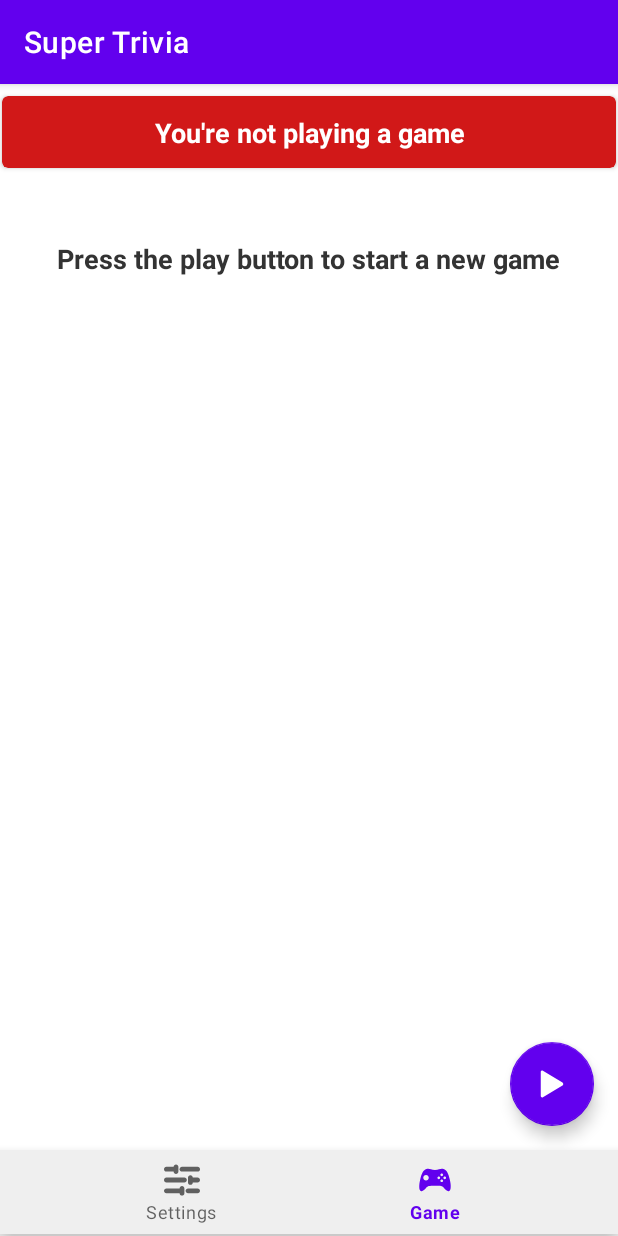
After one commit to Yuziem14/super-trivia, an Android app: the GameFragment screen opened through its navigation route, on a phone screen of 412 x 824 dp. The commit adds this screen. Run offline under Robolectric (Android 15) with nearby library versions, the phone set to English and light mode, and no system bars; our stand-ins replace navigation-ui.

Commit message:
implement start new game feature

```diff
--- a/app/build.gradle
+++ b/app/build.gradle
@@ -49,4 +49,5 @@ dependencies {
     implementation 'com.google.code.gson:gson:2.8.6'
     implementation 'com.squareup.retrofit2:retrofit:2.9.0'
     implementation 'com.squareup.retrofit2:converter-gson:2.9.0'
+    implementation "androidx.cardview:cardview:1.0.0"
 }
--- /dev/null
+++ b/app/src/main/java/com/yuziem14/supertrivia/fragments/game/GameFragment.kt
@@ -0,0 +1,95 @@
+package com.yuziem14.supertrivia.fragments.game
+
+import android.content.Context
+import android.os.Bundle
+import androidx.fragment.app.Fragment
+import android.view.LayoutInflater
+import android.view.View
+import android.view.ViewGroup
+import com.yuziem14.supertrivia.R
+import com.yuziem14.supertrivia.dao.GameDAO
+import com.yuziem14.supertrivia.models.Category
+import kotlinx.android.synthetic.main.fragment_game.view.*
+
+class GameFragment : Fragment() {
+    private lateinit var inflatedView: View
+
+    override fun onCreate(savedInstanceState: Bundle?) {
+        super.onCreate(savedInstanceState)
+    }
+
+    override fun onCreateView(
+        inflater: LayoutInflater, container: ViewGroup?,
+        savedInstanceState: Bundle?
+    ): View? {
+        this.inflatedView = inflater.inflate(R.layout.fragment_game, container, false)
+        this.setup()
+        return this.inflatedView
+    }
+
+    fun setup() {
+        toggleElements(isGameRunning())
+        inflatedView.playButton.setOnClickListener { startGame() }
+    }
+
+    fun toggleElements(isRunning: Boolean) {
+        this.inflatedView.apply {
+            alertView.visibility = if(isRunning) View.GONE else View.VISIBLE
+            infoText.text = if(isRunning) "" else getString(R.string.start_game_instructions)
+            playButton.visibility = if(isRunning) View.GONE else View.VISIBLE
+            alertView.visibility = if(isRunning) View.GONE else View.VISIBLE
+            answersList.visibility = if(isRunning) View.VISIBLE else View.GONE
+        }
+    }
+
+    fun isGameRunning(): Boolean {
+        return context
+            ?.getSharedPreferences("game", Context.MODE_PRIVATE)
+            ?.getBoolean("is_running", false) == true
+    }
+
+    fun getAuthToken(): String {
+        return context
+            ?.getSharedPreferences("auth", Context.MODE_PRIVATE)
+            ?.getString("token", "")
+            .toString()
+    }
+
+    fun getSettings(): HashMap<String, String?> {
+        val hash = HashMap<String, String?>()
+        context
+            ?.getSharedPreferences("settings", Context.MODE_PRIVATE)
+            ?.apply {
+                hash.put("category", getLong("category_id", Category.RANDOM_CATEGORY_ID).toString())
+                hash.put("difficulty", getString("difficulty", null))
+            }
+
+        return hash
+    }
+
+    fun startGame() {
+        val token = getAuthToken()
+        val settings = getSettings()
+
+        GameDAO().fetch(
+            token, settings.get("difficulty"), settings.get("category")?.toLong(),
+            {
+                response ->
+                context
+                    ?.getSharedPreferences("game", Context.MODE_PRIVATE)
+                    ?.edit()
+                    ?.apply {
+                        putBoolean("is_running", true)
+                        putString("started_at", response.data.game.started_at)
+                        putLong("score", response.data.game.score)
+                        apply()
+                    }
+
+                toggleElements(true)
+            },
+            {
+                error ->
+            }
+        )
+    }
+}
--- /dev/null
+++ b/app/src/main/res/drawable/ic_gamepad.xml
@@ -0,0 +1,4 @@
+<vector android:height="192dp" android:viewportHeight="512"
+    android:viewportWidth="512" android:width="192dp" xmlns:android="http://schemas.android.com/apk/res/android">
+    <path android:fillColor="#FF000000" android:pathData="M377.8,100.1C332.9,86.8 318.8,112 256,112s-76.9,-25.3 -121.8,-11.9c-44.9,13.3 -67.3,60.4 -88.5,148.8c-21.2,88.5 -17.3,152.4 7.7,164.3c25,11.9 53.2,-15.4 80.1,-49.1C155.3,337.7 166.2,336 256,336c89.7,0 99,0.7 122.5,28.1c26.9,33.7 55.1,61 80.1,49.1c25,-11.9 28.9,-75.8 7.7,-164.3C445.1,160.5 422.6,113.5 377.8,100.1zM128.2,263.7c-21.7,0 -39.3,-17.7 -39.3,-39.6c0,-21.8 17.6,-39.6 39.3,-39.6c21.7,0 39.3,17.8 39.3,39.6S149.9,263.7 128.2,263.7zM309.7,243.6c-10.6,0 -19.3,-8.7 -19.3,-19.4c0,-10.7 8.7,-19.4 19.3,-19.4c10.7,0 19.4,8.7 19.4,19.4C329,234.9 320.4,243.6 309.7,243.6zM351.9,286c-10.6,0 -19.3,-8.7 -19.3,-19.4c0,-10.8 8.7,-19.4 19.3,-19.4c10.7,0 19.4,8.7 19.4,19.4C371.3,277.4 362.6,286 351.9,286zM351.9,201.1c-10.6,0 -19.3,-8.7 -19.3,-19.4c0,-10.7 8.7,-19.4 19.3,-19.4c10.7,0 19.4,8.7 19.4,19.4C371.3,192.4 362.6,201.1 351.9,201.1zM394.2,243.6c-10.7,0 -19.3,-8.7 -19.3,-19.4c0,-10.7 8.7,-19.4 19.3,-19.4c10.6,0 19.3,8.7 19.3,19.4C413.5,234.9 404.9,243.6 394.2,243.6z"/>
+</vector>
--- /dev/null
+++ b/app/src/main/res/drawable/ic_play.xml
@@ -0,0 +1,4 @@
+<vector android:height="192dp" android:viewportHeight="512"
+    android:viewportWidth="512" android:width="192dp" xmlns:android="http://schemas.android.com/apk/res/android">
+    <path android:fillColor="#FF000000" android:pathData="M405.2,232.9L126.8,67.2c-3.4,-2 -6.9,-3.2 -10.9,-3.2c-10.9,0 -19.8,9 -19.8,20H96v344h0.1c0,11 8.9,20 19.8,20c4.1,0 7.5,-1.4 11.2,-3.4l278.1,-165.5c6.6,-5.5 10.8,-13.8 10.8,-23.1C416,246.7 411.8,238.5 405.2,232.9z"/>
+</vector>
--- /dev/null
+++ b/app/src/main/res/layout/fragment_game.xml
@@ -0,0 +1,87 @@
+<?xml version="1.0" encoding="utf-8"?>
+<androidx.constraintlayout.widget.ConstraintLayout xmlns:android="http://schemas.android.com/apk/res/android"
+    xmlns:app="http://schemas.android.com/apk/res-auto"
+    xmlns:tools="http://schemas.android.com/tools"
+    android:layout_width="match_parent"
+    android:layout_height="match_parent"
+    tools:context=".fragments.game.GameFragment" >
+
+    <androidx.cardview.widget.CardView
+        android:id="@+id/alertView"
+        android:layout_width="409dp"
+        android:layout_height="48dp"
+        android:layout_marginTop="8dp"
+        android:visibility="gone"
+        app:cardBackgroundColor="#D11818"
+        app:cardCornerRadius="4dp"
+        app:layout_constraintEnd_toEndOf="parent"
+        app:layout_constraintStart_toStartOf="parent"
+        app:layout_constraintTop_toTopOf="parent"
+        tools:visibility="visible">
+
+        <androidx.constraintlayout.widget.ConstraintLayout
+            android:layout_width="match_parent"
+            android:layout_height="match_parent">
+
+            <TextView
+                android:id="@+id/textView11"
+                android:layout_width="0dp"
+                android:layout_height="wrap_content"
+                android:gravity="center"
+                android:text="@string/not_playing_game"
+                android:textColor="#fff"
+                android:textSize="18sp"
+                android:textStyle="bold"
+                app:layout_constraintBottom_toBottomOf="parent"
+                app:layout_constraintEnd_toEndOf="parent"
+                app:layout_constraintStart_toStartOf="parent"
+                app:layout_constraintTop_toTopOf="parent" />
+        </androidx.constraintlayout.widget.ConstraintLayout>
+    </androidx.cardview.widget.CardView>
+
+    <com.google.android.material.floatingactionbutton.FloatingActionButton
+        android:id="@+id/playButton"
+        android:layout_width="wrap_content"
+        android:layout_height="wrap_content"
+        android:layout_marginEnd="16dp"
+        android:layout_marginRight="16dp"
+        android:layout_marginBottom="16dp"
+        android:clickable="true"
+        android:src="@drawable/ic_play"
+        app:tint="@color/white"
+        app:backgroundTint="@color/purple_500"
+        app:layout_constraintBottom_toBottomOf="parent"
+        app:layout_constraintEnd_toEndOf="parent" />
+
+    <TextView
+        android:id="@+id/infoText"
+        android:layout_width="wrap_content"
+        android:layout_height="wrap_content"
+        android:layout_marginStart="16dp"
+        android:layout_marginLeft="16dp"
+        android:layout_marginTop="48dp"
+        android:layout_marginEnd="16dp"
+        android:layout_marginRight="16dp"
+        android:textColor="#333"
+        android:textSize="18sp"
+        android:textStyle="bold"
+        app:layout_constraintEnd_toEndOf="parent"
+        app:layout_constraintStart_toStartOf="parent"
+        app:layout_constraintTop_toBottomOf="@+id/alertView"
+        tools:text="@string/start_game_instructions"
+        tools:visibility="visible" />
+
+    <androidx.recyclerview.widget.RecyclerView
+        android:id="@+id/answersList"
+        android:layout_width="0dp"
+        android:layout_height="wrap_content"
+        android:layout_marginStart="16dp"
+        android:layout_marginLeft="16dp"
+        android:layout_marginTop="24dp"
+        android:layout_marginEnd="16dp"
+        android:layout_marginRight="16dp"
+        app:layout_constraintEnd_toEndOf="parent"
+        app:layout_constraintStart_toStartOf="parent"
+        app:layout_constraintTop_toBottomOf="@+id/infoText" />
+
+</androidx.constraintlayout.widget.ConstraintLayout>
--- a/app/src/main/res/menu/menu_bottom.xml
+++ b/app/src/main/res/menu/menu_bottom.xml
@@ -4,4 +4,8 @@
         android:id="@+id/settingsFragment"
         android:icon="@drawable/ic_settings"
         android:title="@string/settings" />
+    <item
+        android:id="@+id/gameFragment"
+        android:icon="@drawable/ic_gamepad"
+        android:title="@string/game" />
 </menu>
--- a/app/src/main/res/navigation/nav_graph.xml
+++ b/app/src/main/res/navigation/nav_graph.xml
@@ -9,5 +9,14 @@
         android:id="@+id/settingsFragment"
         android:name="com.yuziem14.supertrivia.fragments.SettingsFragment"
         android:label="fragment_settings"
-        tools:layout="@layout/fragment_settings" />
+        tools:layout="@layout/fragment_settings" >
+        <action
+            android:id="@+id/settings_to_game"
+            app:destination="@id/gameFragment" />
+    </fragment>
+    <fragment
+        android:id="@+id/gameFragment"
+        android:name="com.yuziem14.supertrivia.fragments.game.GameFragment"
+        android:label="fragment_game"
+        tools:layout="@layout/fragment_game" />
 </navigation>
--- a/app/src/main/res/values/strings.xml
+++ b/app/src/main/res/values/strings.xml
@@ -26,4 +26,6 @@
     <string name="random">Random</string>
     <string name="ranking" translatable="false">Ranking</string>
     <string name="game">Game</string>
+    <string name="not_playing_game">You\'re not playing a game</string>
+    <string name="start_game_instructions">Press the play button to start a new game</string>
 </resources>
```
Also changed, not shown: app/src/main/java/com/yuziem14/supertrivia/dao/GameDAO.kt (added, +62 -0 lines), app/src/main/java/com/yuziem14/supertrivia/models/Game.kt (added, +9 -0 lines), app/src/main/java/com/yuziem14/supertrivia/models/responses/GameResponse.kt (added, +12 -0 lines), app/src/main/java/com/yuziem14/supertrivia/network/services/GameService.kt (added, +23 -0 lines), app/src/main/res/layout/answer_item.xml (added, +20 -0 lines), 1 other file.
